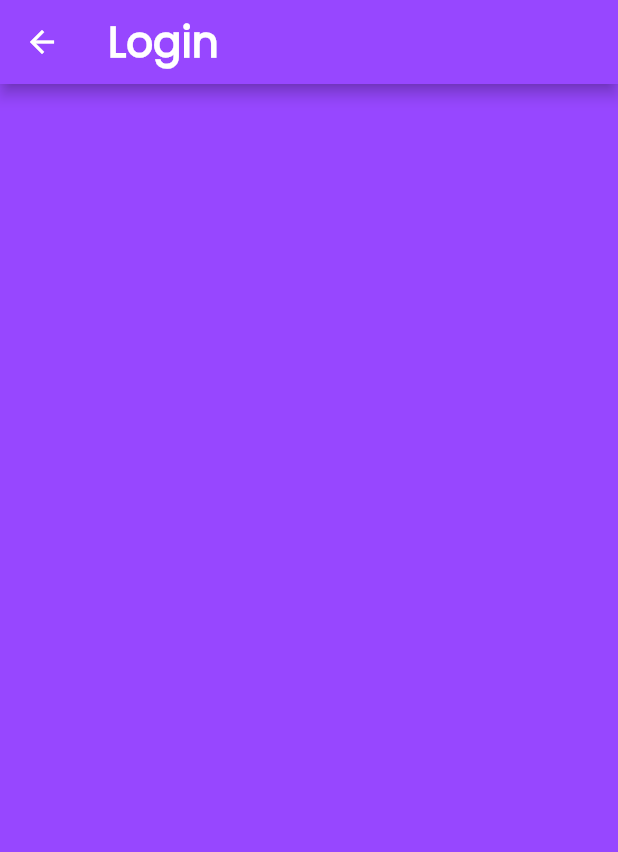
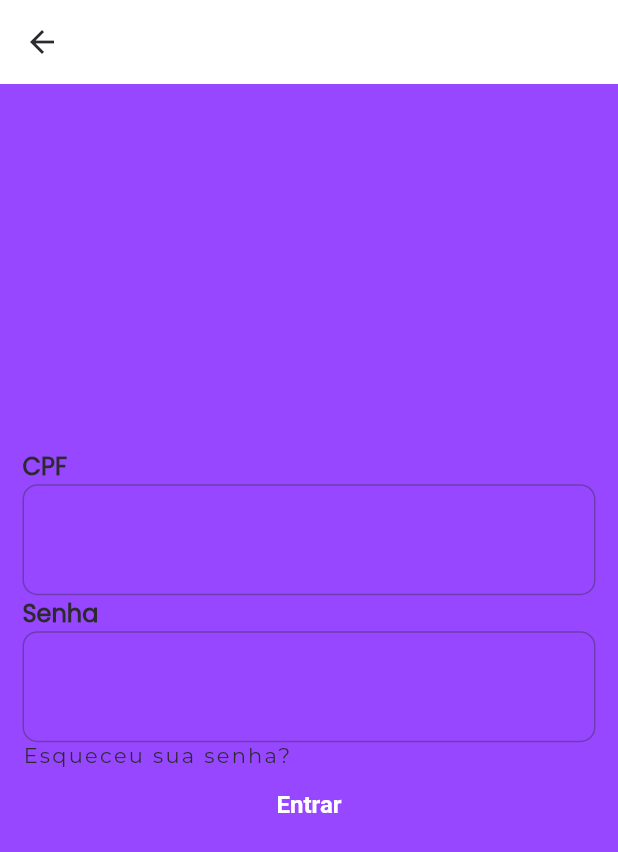
Before and after one commit to Michallves/darmbank, a Flutter app: the screen it shows after launch, after a tap on "Já possui conta?", on a phone screen of 412 x 824 dp. Shown: the top 852 px of the screen. Run offline on Flutter 3.47's test engine with Material 2 defaults, Android fonts, the light colour scheme and no system bars.

Commit message:
Adicionado campos na tela login

```diff
--- a/lib/app/views/home_view.dart
+++ b/lib/app/views/home_view.dart
@@ -59,7 +59,7 @@ class HomeView extends StatelessWidget {
                     children: [
                       CCButton(
                         text: "solicitar cartão",
-                        click: () => Navigator.of(context).pop(),
+                        click: () {},
                       ),
                       CCButton(
                         text: "cadastrar cartão",
--- a/lib/app/views/initial_view.dart
+++ b/lib/app/views/initial_view.dart
@@ -72,8 +72,7 @@ class InitialView extends StatelessWidget {
                     child: const Text('Já possui conta?'),
                   ),
                   TextButton(
-                    onPressed: () =>
-                        Navigator.of(context).pushNamed(Routes.HOME),
+                    onPressed: () {},
                     child: const Text('Entrar como adm'),
                   ),
                   const SizedBox(
--- a/lib/app/views/login_view.dart
+++ b/lib/app/views/login_view.dart
@@ -1,3 +1,5 @@
+import 'package:darmbank/app/utils/app_routes.dart';
+import 'package:darmbank/app/widget/button.dart';
 import 'package:flutter/material.dart';
 
 class LoginView extends StatelessWidget {
@@ -5,6 +7,92 @@ class LoginView extends StatelessWidget {
 
   @override
   Widget build(BuildContext context) {
-    return Scaffold(appBar: AppBar(title: Text('Login')),);
+    return Scaffold(
+      appBar: AppBar(
+        leading: IconButton(
+          onPressed: () => Navigator.of(context).pop(),
+          icon: Icon(
+            Icons.arrow_back,
+            color: Theme.of(context).colorScheme.tertiary,
+          ),
+        ),
+        elevation: 0,
+        backgroundColor: Theme.of(context).colorScheme.onPrimary,
+      ),
+      body: SafeArea(
+        child: Column(
+          mainAxisAlignment: MainAxisAlignment.center,
+          children: [
+            const Expanded(
+              child: SizedBox(
+                width: double.infinity,
+              ),
+            ),
+            Container(
+              margin: const EdgeInsets.all(15),
+              child: Form(
+                //key: ,
+                child: Column(
+                  children: [
+                    Column(
+                      crossAxisAlignment: CrossAxisAlignment.start,
+                      children: [
+                        Text(
+                          "CPF",
+                          style: Theme.of(context).textTheme.labelMedium,
+                        ),
+                        TextFormField(
+                          decoration: InputDecoration(
+                            border: OutlineInputBorder(
+                              borderRadius: BorderRadius.circular(10),
+                            ),
+                          ),
+                        ),
+                      ],
+                    ),
+                    Column(
+                      crossAxisAlignment: CrossAxisAlignment.start,
+                      children: [
+                        Text(
+                          "Senha",
+                          style: Theme.of(context).textTheme.labelMedium,
+                        ),
+                        TextFormField(
+                          decoration: InputDecoration(
+                            border: OutlineInputBorder(
+                              borderRadius: BorderRadius.circular(10),
+                            ),
+                          ),
+                        ),
+                      ],
+                    ),
+                    Row(
+                      children: [
+                        Text(
+                          "Esqueceu sua senha?",
+                          style: Theme.of(context).textTheme.labelSmall,
+                        ),
+                      ],
+                    ),
+                    Button(
+                      title: "Entrar",
+                      onPressed: () => Navigator.of(context)
+                          .pushReplacementNamed(Routes.HOME),
+                    ),
+                  ],
+                ),
+              ),
+            ),
+            Container(
+              width: MediaQuery.of(context).size.width,
+              height: MediaQuery.of(context).size.height * 0.3,
+              decoration: BoxDecoration(
+                color: Theme.of(context).primaryColor,
+              ),
+            ),
+          ],
+        ),
+      ),
+    );
   }
 }
```
Also changed, not shown: assets/images/login_vector.png (added).
